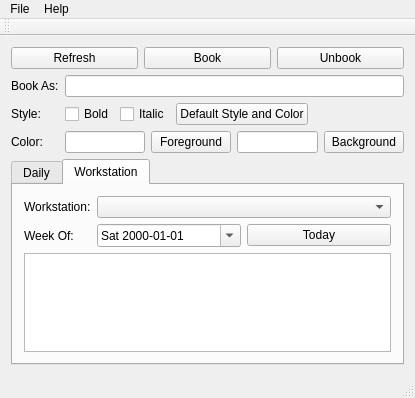
Old version of the form workstationscheduler.ui in the repository maurerpe/WorkstationScheduler.
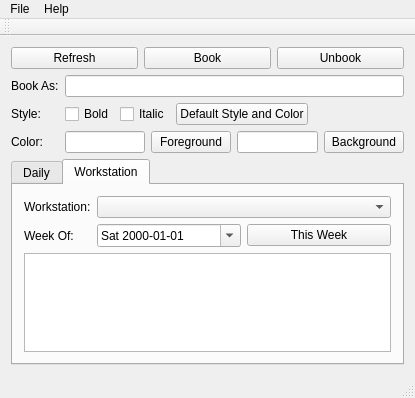
New version of the form. The open tabs and pages were chosen to show the change.

Commit message: Change today to this week on Workstation tab

The edit to the form file:
```diff
--- a/workstationscheduler.ui
+++ b/workstationscheduler.ui
@@ -233,7 +233,7 @@
                 <item>
                  <widget class="QPushButton" name="workstationToday">
                   <property name="text">
-                   <string>Today</string>
+                   <string>This Week</string>
                   </property>
                  </widget>
                 </item>
```
